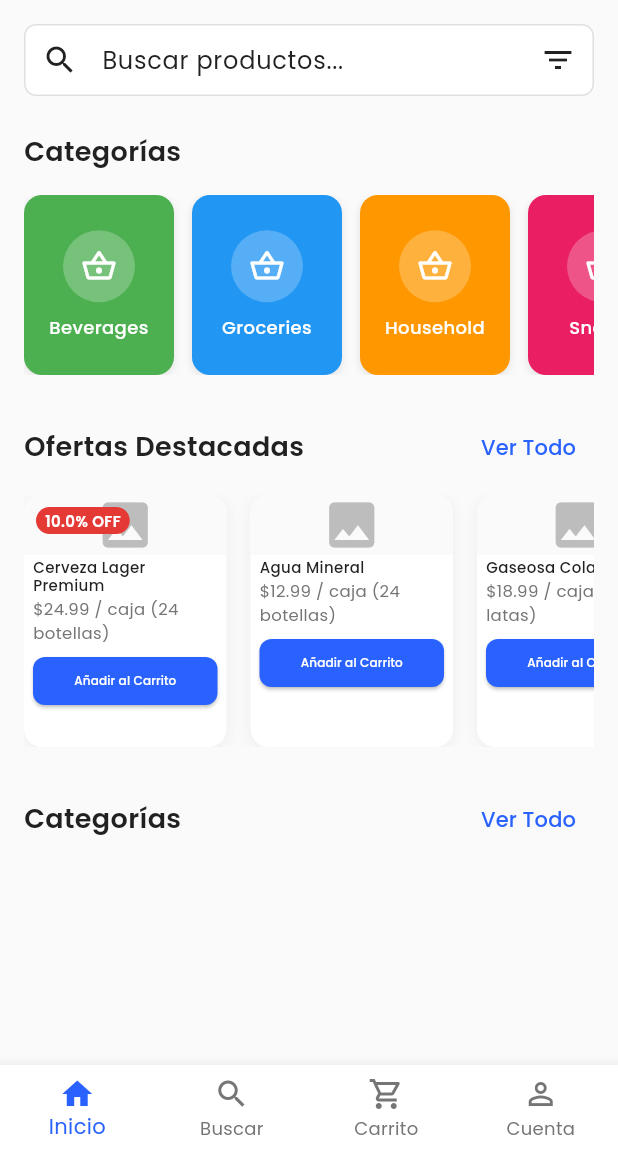
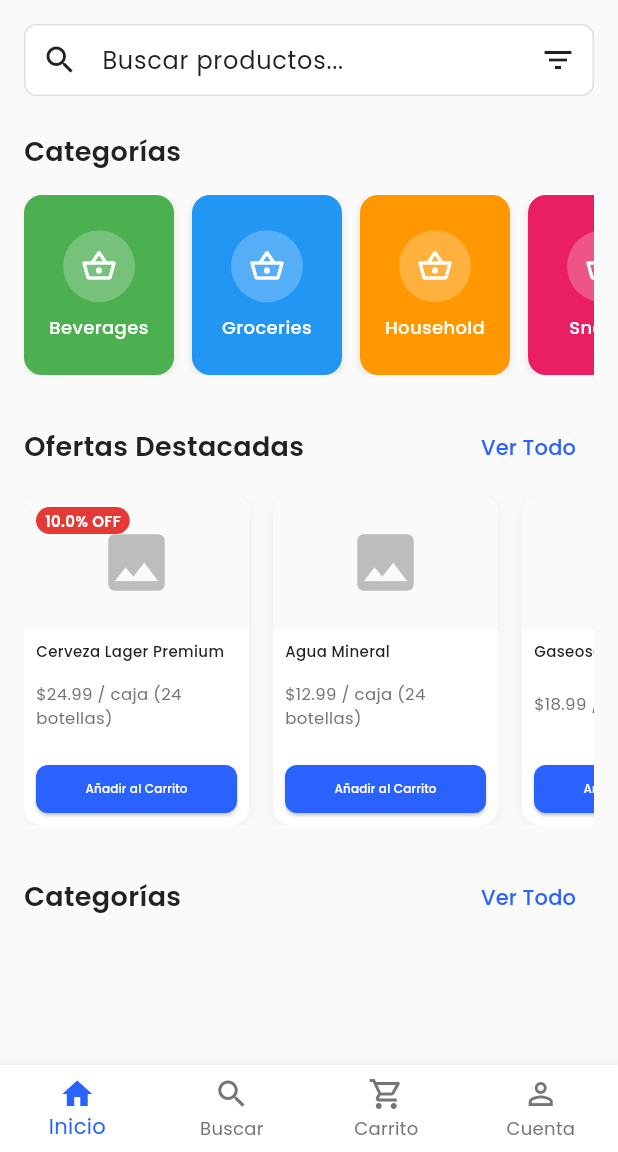
Before and after one commit to CarlosTontaquimba1995/ventas_app, a Flutter app: the HomeScreen screen opened by its route, on a phone screen of 412 x 824 dp, the part 84-1236 px from its top. Run offline on Flutter 3.47's test engine with Material 3 defaults, Android fonts, the phone set to English and light mode, and no system bars; our stand-ins replace google_fonts, shared_preferences; accounts and stored records are empty.

Commit message:
fix: button Añadir al Carrito is appears aligned

```diff
--- a/lib/screens/home_screen.dart
+++ b/lib/screens/home_screen.dart
@@ -303,15 +303,19 @@ class HomeScreenState extends State<HomeScreen> {
             ),
             const SizedBox(height: 8),
             SizedBox(
-              height: 168,
+              height: 220, // Increased height to accommodate content
               child: ListView.builder(
                 scrollDirection: Axis.horizontal,
                 itemCount: featuredProducts.length,
                 itemBuilder: (context, index) {
                   final product = featuredProducts[index];
                   return Container(
-                    width: 135,
+                    width: 150,
                     margin: const EdgeInsets.only(right: 16),
+                    constraints: const BoxConstraints(
+                      minHeight: 200,
+                      maxHeight: 220, // Added max height
+                    ),
                     decoration: BoxDecoration(
                       color: Colors.white,
                       borderRadius: BorderRadius.circular(12),
@@ -336,11 +340,12 @@ class HomeScreenState extends State<HomeScreen> {
                                 topRight: Radius.circular(12),
                               ),
                               child: Container(
+                                height: 90, // Reduced image height
                                 color: AppColors.background,
                                 child: Center(
                                   child: Icon(
                                     Icons.image,
-                                    size: 40,
+                                    size: 50,
                                     color: Colors.grey[400],
                                   ),
                                 ),
@@ -374,10 +379,10 @@ class HomeScreenState extends State<HomeScreen> {
                         // Product Details
                         Expanded(
                           child: Padding(
-                            padding: const EdgeInsets.symmetric(horizontal: 6, vertical: 2),
+                            padding: const EdgeInsets.all(8.0),
                             child: Column(
                               crossAxisAlignment: CrossAxisAlignment.start,
-                              mainAxisSize: MainAxisSize.min,
+                              mainAxisAlignment: MainAxisAlignment.spaceBetween,
                               children: [
                                 Text(
                                   product.name,
@@ -399,7 +404,7 @@ class HomeScreenState extends State<HomeScreen> {
                                   ),
                                 ),
                                 const SizedBox(height: 0),
-                                const SizedBox(height: 8),
+                                const SizedBox(height: 4),
                                 SizedBox(
                                   width: double.infinity,
                                   height: 32,
```
